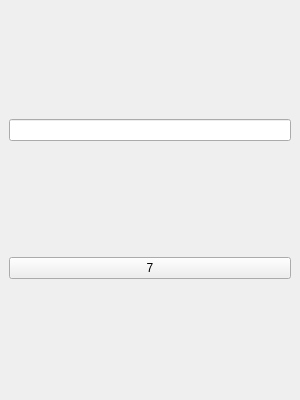
depr999/calculator_test, file src/Calculator.ui: the form before one commit.
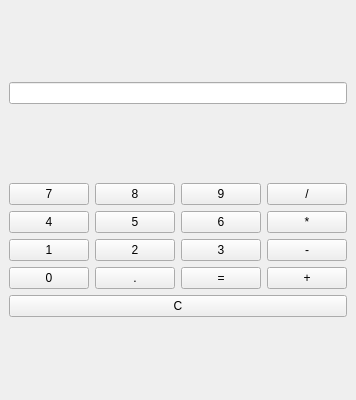
The form after the commit.

```diff
--- a/src/Calculator.ui
+++ b/src/Calculator.ui
@@ -35,7 +35,126 @@
         </property>
        </widget>
       </item>
-      <!-- Добавьте остальные кнопки позже -->
+            <item row="0" column="1">
+              <widget class="QPushButton" name="pushButton_8">
+                <property name="text">
+                  <string>8</string>
+                </property>
+              </widget>
+            </item>
+            <item row="0" column="2">
+              <widget class="QPushButton" name="pushButton_9">
+                <property name="text">
+                  <string>9</string>
+                </property>
+              </widget>
+            </item>
+            <item row="0" column="3">
+              <widget class="QPushButton" name="pushButton_divide">
+                <property name="text">
+                  <string>/</string>
+                </property>
+              </widget>
+            </item>
+
+            <!-- Row 1 -->
+            <item row="1" column="0">
+              <widget class="QPushButton" name="pushButton_4">
+                <property name="text">
+                  <string>4</string>
+                </property>
+              </widget>
+            </item>
+            <item row="1" column="1">
+              <widget class="QPushButton" name="pushButton_5">
+                <property name="text">
+                  <string>5</string>
+                </property>
+              </widget>
+            </item>
+            <item row="1" column="2">
+              <widget class="QPushButton" name="pushButton_6">
+                <property name="text">
+                  <string>6</string>
+                </property>
+              </widget>
+            </item>
+            <item row="1" column="3">
+              <widget class="QPushButton" name="pushButton_multiply">
+                <property name="text">
+                  <string>*</string>
+                </property>
+              </widget>
+            </item>
+
+            <!-- Row 2 -->
+            <item row="2" column="0">
+              <widget class="QPushButton" name="pushButton_1">
+                <property name="text">
+                  <string>1</string>
+                </property>
+              </widget>
+            </item>
+            <item row="2" column="1">
+              <widget class="QPushButton" name="pushButton_2">
+                <property name="text">
+                  <string>2</string>
+                </property>
+              </widget>
+            </item>
+            <item row="2" column="2">
+              <widget class="QPushButton" name="pushButton_3">
+                <property name="text">
+                  <string>3</string>
+                </property>
+              </widget>
+            </item>
+            <item row="2" column="3">
+              <widget class="QPushButton" name="pushButton_minus">
+                <property name="text">
+                  <string>-</string>
+                </property>
+              </widget>
+            </item>
+
+            <!-- Row 3 -->
+            <item row="3" column="0">
+              <widget class="QPushButton" name="pushButton_0">
+                <property name="text">
+                  <string>0</string>
+                </property>
+              </widget>
+            </item>
+            <item row="3" column="1">
+              <widget class="QPushButton" name="pushButton_point">
+                <property name="text">
+                  <string>.</string>
+                </property>
+              </widget>
+            </item>
+            <item row="3" column="2">
+              <widget class="QPushButton" name="pushButton_equals">
+                <property name="text">
+                  <string>=</string>
+                </property>
+              </widget>
+            </item>
+            <item row="3" column="3">
+              <widget class="QPushButton" name="pushButton_plus">
+                <property name="text">
+                  <string>+</string>
+                </property>
+              </widget>
+            </item>
+
+            <!-- Row 4 -->
+            <item row="4" column="0" colspan="4">
+              <widget class="QPushButton" name="pushButton_clear">
+                <property name="text">
+                  <string>C</string>
+                </property>
+              </widget>
+            </item>
      </layout>
     </item>
    </layout>
```
Left out of the diff: 2 changed lines with no effect on the pictures. Lines whose indentation alone changed are shown as unchanged.
